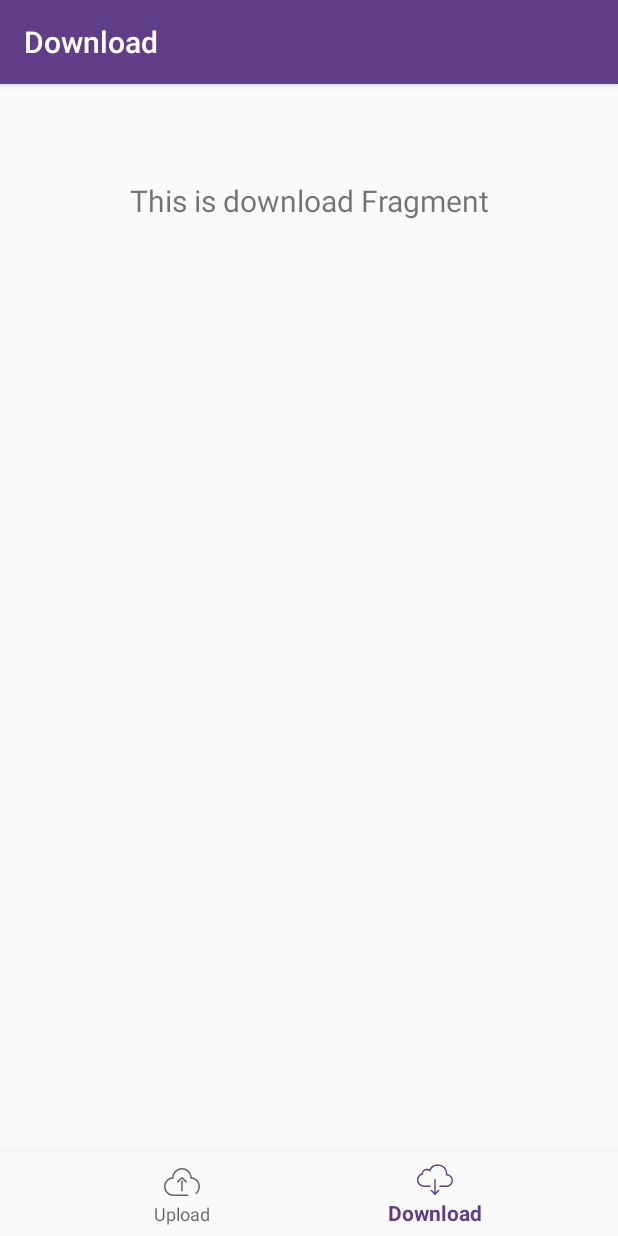
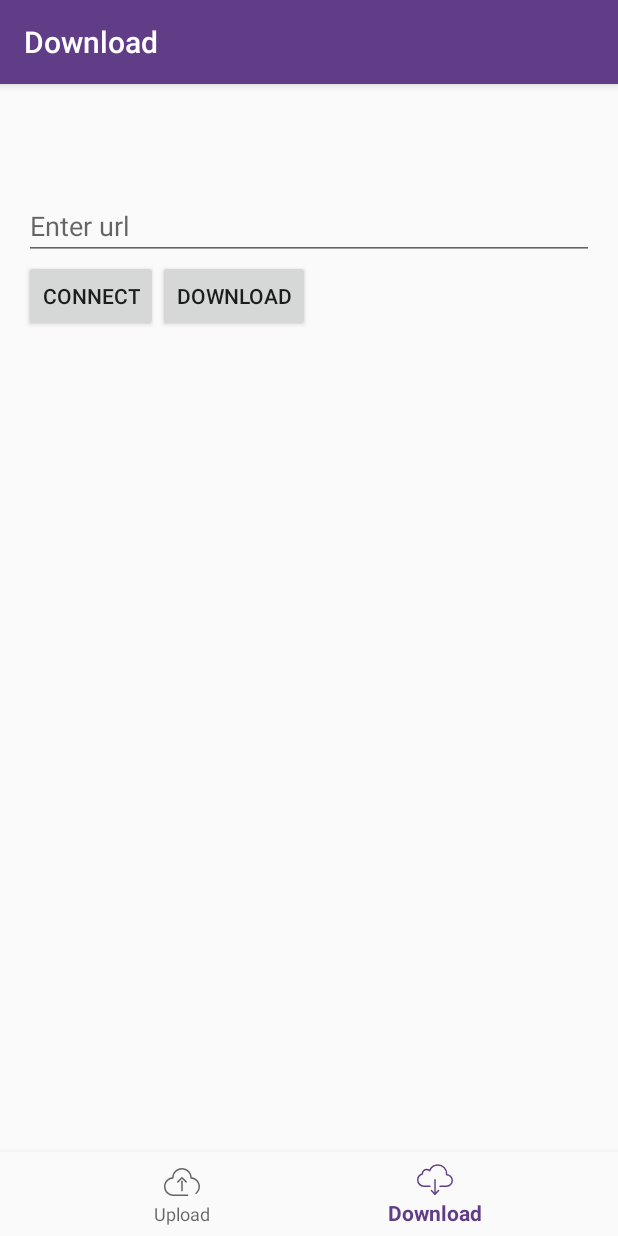
Before and after one commit to Apoorv-Mittal/OnionShare, an Android app: the DownloadFragment screen opened through its navigation route, on a phone screen of 412 x 824 dp. Run offline under Robolectric (Android 15) with nearby library versions, the phone set to English and light mode, and no system bars; our stand-ins replace navigation-ui; libraries missing offline, so code that uses them is left out: cz.msebera.android; 19 statements that could not run were skipped.

Commit message:
Download ui and functions

```diff
--- a/app/src/main/AndroidManifest.xml
+++ b/app/src/main/AndroidManifest.xml
@@ -1,6 +1,8 @@
 <?xml version="1.0" encoding="utf-8"?>
 <manifest xmlns:android="http://schemas.android.com/apk/res/android"
     package="com.example.onionshare">
+    <uses-permission android:name="android.permission.READ_EXTERNAL_STORAGE"/>
+    <uses-permission android:name="android.permission.INTERNET"/>
 
     <application
         android:allowBackup="true"
--- /dev/null
+++ b/app/src/main/java/com/example/onionshare/FileClass.kt
@@ -0,0 +1,3 @@
+package com.example.onionshare
+
+data class FileClass (val filename: String="",val fileurl: String = "", var downloaded: Boolean = false)
--- a/app/src/main/java/com/example/onionshare/MainActivity.kt
+++ b/app/src/main/java/com/example/onionshare/MainActivity.kt
@@ -1,6 +1,7 @@
 package com.example.onionshare
 
 import android.os.Bundle
+import android.view.View
 import android.widget.Toast
 import com.google.android.material.bottomnavigation.BottomNavigationView
 import androidx.appcompat.app.AppCompatActivity
@@ -23,11 +24,14 @@ import java.net.InetAddress
 import java.net.InetSocketAddress
 import java.net.UnknownHostException
 import com.example.onionshare.ui.upload.UploadFragment
+import android.widget.Button
+
 
 
 
 
 class MainActivity : AppCompatActivity() {
+
 
     override fun onCreate(savedInstanceState: Bundle?) {
         super.onCreate(savedInstanceState)
@@ -48,6 +52,7 @@ class MainActivity : AppCompatActivity() {
         val a = TorTask().execute()
 
         Toast.makeText(applicationContext, a.get(),Toast.LENGTH_LONG).show()
+
 
 
     }
--- a/app/src/main/java/com/example/onionshare/ui/download/DownloadFragment.kt
+++ b/app/src/main/java/com/example/onionshare/ui/download/DownloadFragment.kt
@@ -22,6 +22,7 @@ class DownloadFragment : Fragment() {
         downloadViewModel =
             ViewModelProviders.of(this).get(DownloadViewModel::class.java)
         val root = inflater.inflate(R.layout.fragment_download, container, false)
+        /////
         val textView: TextView = root.findViewById(R.id.text_download)
         downloadViewModel.text.observe(this, Observer {
             textView.text = it
--- a/app/src/main/res/layout/activity_main.xml
+++ b/app/src/main/res/layout/activity_main.xml
@@ -25,9 +25,11 @@
         android:layout_height="match_parent"
         app:defaultNavHost="true"
         app:layout_constraintBottom_toTopOf="@id/nav_view"
+        app:layout_constraintHorizontal_bias="0.0"
         app:layout_constraintLeft_toLeftOf="parent"
         app:layout_constraintRight_toRightOf="parent"
         app:layout_constraintTop_toTopOf="parent"
+        app:layout_constraintVertical_bias="1.0"
         app:navGraph="@navigation/mobile_navigation" />
 
 </androidx.constraintlayout.widget.ConstraintLayout>
--- a/app/src/main/res/layout/fragment_download.xml
+++ b/app/src/main/res/layout/fragment_download.xml
@@ -1,19 +1,51 @@
 <?xml version="1.0" encoding="utf-8"?>
-<androidx.constraintlayout.widget.ConstraintLayout xmlns:android="http://schemas.android.com/apk/res/android"
-    xmlns:app="http://schemas.android.com/apk/res-auto"
+<RelativeLayout xmlns:android="http://schemas.android.com/apk/res/android"
+xmlns:app="http://schemas.android.com/apk/res-auto"
+xmlns:tools="http://schemas.android.com/tools"
+android:id="@+id/activity_main"
+android:layout_width="match_parent"
+android:layout_height="match_parent"
+android:paddingBottom="@dimen/activity_vertical_margin"
+android:paddingLeft="@dimen/activity_horizontal_margin"
+android:paddingRight="@dimen/activity_horizontal_margin"
+android:paddingTop="@dimen/activity_vertical_margin"
+    >
+
+
+<EditText
+    android:id="@+id/urlText"
     android:layout_width="match_parent"
-    android:layout_height="match_parent">
+    android:layout_height="wrap_content"
+    android:hint="Enter url"
+    android:importantForAutofill="no"
+    android:inputType="textUri" />
 
-    <TextView
-        android:id="@+id/text_download"
-        android:layout_width="match_parent"
-        android:layout_height="wrap_content"
-        android:layout_marginStart="8dp"
-        android:layout_marginTop="8dp"
-        android:layout_marginEnd="8dp"
-        android:textAlignment="center"
-        android:textSize="20sp"
-        app:layout_constraintEnd_toEndOf="parent"
-        app:layout_constraintStart_toStartOf="parent"
-        app:layout_constraintTop_toTopOf="parent" />
-</androidx.constraintlayout.widget.ConstraintLayout>
+<Button
+    android:id="@+id/buttonConnect"
+    android:layout_width="wrap_content"
+    android:layout_height="wrap_content"
+    android:layout_below="@id/urlText"
+    android:text="Connect" />
+
+<Button
+    android:id="@+id/buttonDownload"
+    android:layout_width="wrap_content"
+    android:layout_height="wrap_content"
+    android:layout_toRightOf="@id/buttonConnect"
+    android:layout_below="@id/urlText"
+
+    android:text="Download" />
+
+<ListView
+    android:id="@+id/filesList"
+    android:layout_width="match_parent"
+    android:layout_height="wrap_content"
+    android:layout_below="@+id/buttonConnect"
+    >
+
+</ListView>
+
+
+
+
+</RelativeLayout>
--- a/app/src/main/res/layout/fragment_upload.xml
+++ b/app/src/main/res/layout/fragment_upload.xml
@@ -9,11 +9,12 @@
         android:layout_width="match_parent"
         android:layout_height="wrap_content"
         android:layout_marginStart="8dp"
-        android:layout_marginTop="8dp"
+        android:layout_marginTop="16dp"
         android:layout_marginEnd="8dp"
         android:textAlignment="center"
         android:textSize="20sp"
         app:layout_constraintEnd_toEndOf="parent"
+        app:layout_constraintHorizontal_bias="1.0"
         app:layout_constraintStart_toStartOf="parent"
         app:layout_constraintTop_toTopOf="parent" />
 </androidx.constraintlayout.widget.ConstraintLayout>
```
Also changed, not shown: app/src/main/java/com/example/onionshare/DownloadActivity.kt (added, +137 -0 lines), app/src/main/java/com/example/onionshare/FileList.kt (added, +23 -0 lines), app/src/main/res/layout/download_function.xml (added, +50 -0 lines), app/src/main/res/layout/file_item.xml (added, +31 -0 lines).
